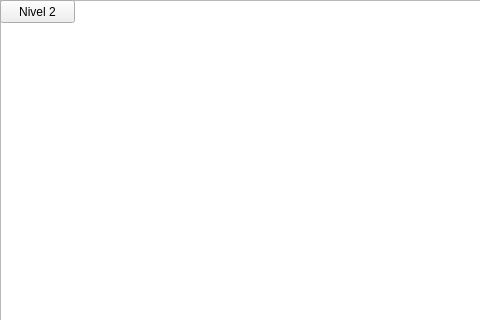
First picture: the form in Game-20192/ventanajuego.ui, repository StivenVelasquez/Harry-Potter-Game, before the edit; both pictures show x 0 to 480 and y 0 to 320 of the 869 by 510 pixel window.
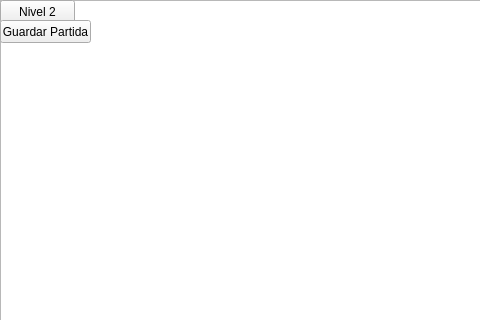
Second picture: the form after the edit.

Commit message: Se agrega la parte de guardar las partidas

The edit to the form file:
```diff
--- a/Game-20192/ventanajuego.ui
+++ b/Game-20192/ventanajuego.ui
@@ -37,6 +37,19 @@
      <string>Nivel 2</string>
     </property>
    </widget>
+   <widget class="QPushButton" name="pushButton_2">
+    <property name="geometry">
+     <rect>
+      <x>0</x>
+      <y>20</y>
+      <width>91</width>
+      <height>23</height>
+     </rect>
+    </property>
+    <property name="text">
+     <string>Guardar Partida</string>
+    </property>
+   </widget>
   </widget>
   <widget class="QMenuBar" name="menubar">
    <property name="geometry">
```
The commit also changes 14 other files.
